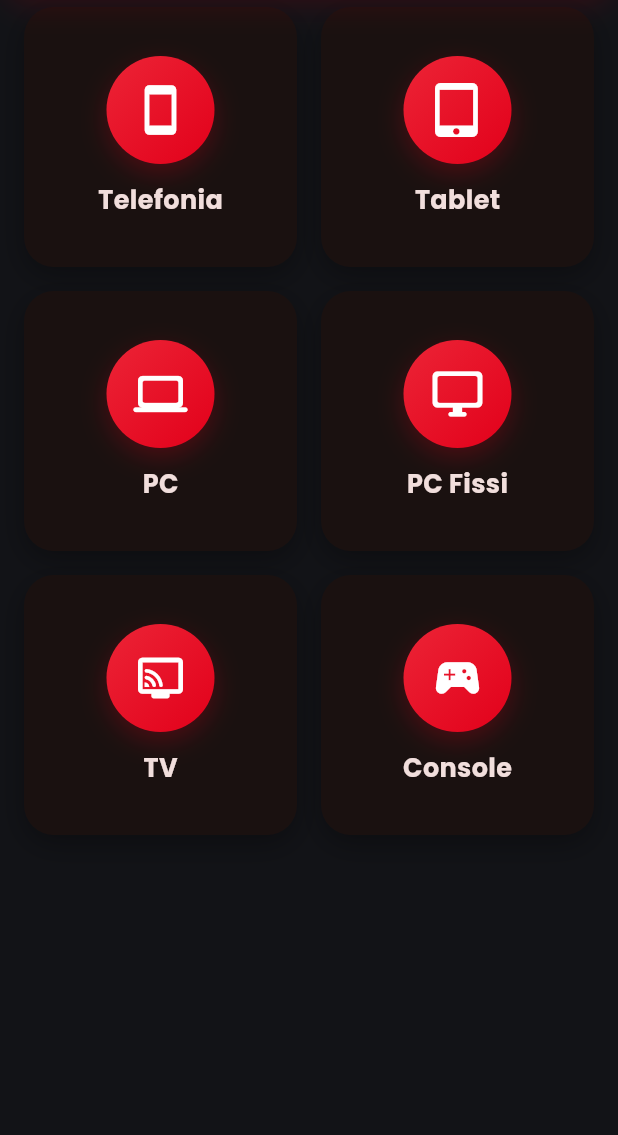
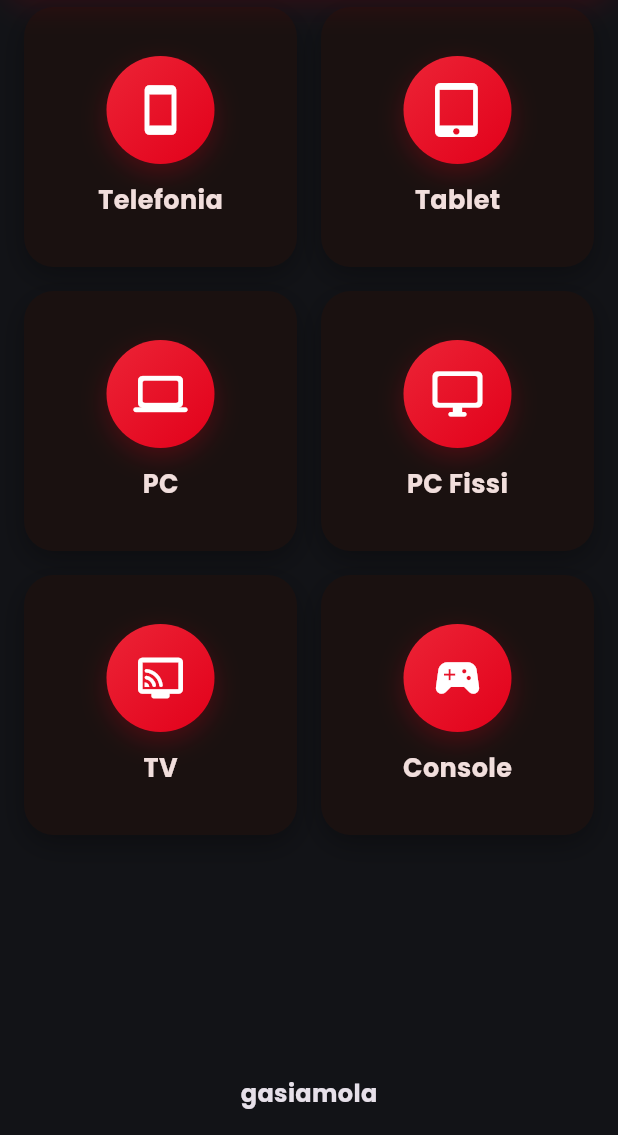
Before and after one commit to Daisutzu/mwinventory, a Flutter app: the screen it shows after launch, after a tap on the "dark mode" icon, on a phone screen of 412 x 824 dp, the part 101-1236 px from its top. Run offline on Flutter 3.47's test engine with Material 3 defaults, Android fonts, the light colour scheme and no system bars; our stand-ins replace barcode_widget, google_fonts, hive, hive_flutter; missing offline and left inert: mobile_scanner; accounts and stored records are empty.

Commit message:
Test: push di prova per la pipeline GitHub Pages

```diff
--- a/lib/main.dart
+++ b/lib/main.dart
@@ -92,6 +92,9 @@ class CategoriesScreen extends StatelessWidget {
       ),
       body: Padding(
         padding: const EdgeInsets.all(16.0),
+        child: Column(
+          children: [
+            Expanded(
               child: GridView.builder(
                 itemCount: categories.length,
                 gridDelegate: const SliverGridDelegateWithFixedCrossAxisCount(
@@ -109,7 +112,9 @@ class CategoriesScreen extends StatelessWidget {
                       boxShadow: [
                         BoxShadow(
                           color: Colors.black.withValues(
-                      alpha: scheme.brightness == Brightness.dark ? 0.3 : 0.05,
+                            alpha: scheme.brightness == Brightness.dark
+                                ? 0.3
+                                : 0.05,
                           ),
                           blurRadius: 16,
                           offset: const Offset(0, 6),
@@ -170,6 +175,19 @@ class CategoriesScreen extends StatelessWidget {
                     ),
                   );
                 },
+              ),
+            ),
+            const SizedBox(height: 12),
+            const Center(
+              child: Text(
+                'gasiamola',
+                style: TextStyle(
+                  fontSize: 16,
+                  fontWeight: FontWeight.w700,
+                ),
+              ),
+            ),
+          ],
         ),
       ),
     );
```
Lines whose indentation alone changed are shown as unchanged.
